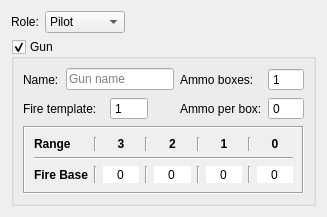
The window that CrewEditorTab.ui (wchamilton/CEManeuverLog) describes before a commit, drawn with Qt 5.
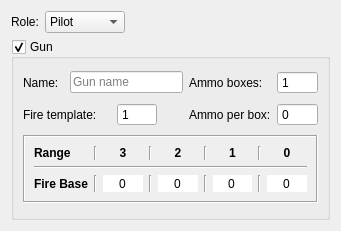
The same window after the commit. Icons and pictures are not drawn.

The edit to the form file:
```diff
--- a/CrewEditorTab.ui
+++ b/CrewEditorTab.ui
@@ -6,8 +6,8 @@
    <rect>
     <x>0</x>
     <y>0</y>
-    <width>327</width>
-    <height>203</height>
+    <width>341</width>
+    <height>231</height>
    </rect>
   </property>
   <property name="windowTitle">
```
